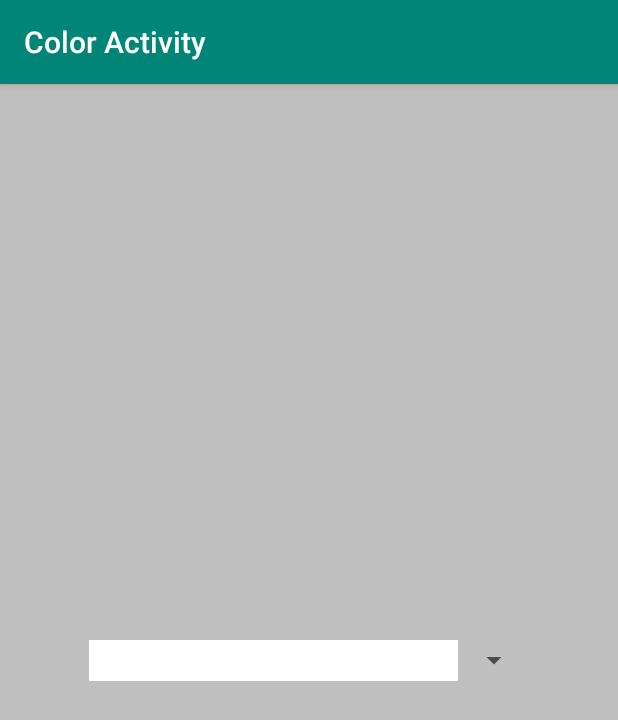
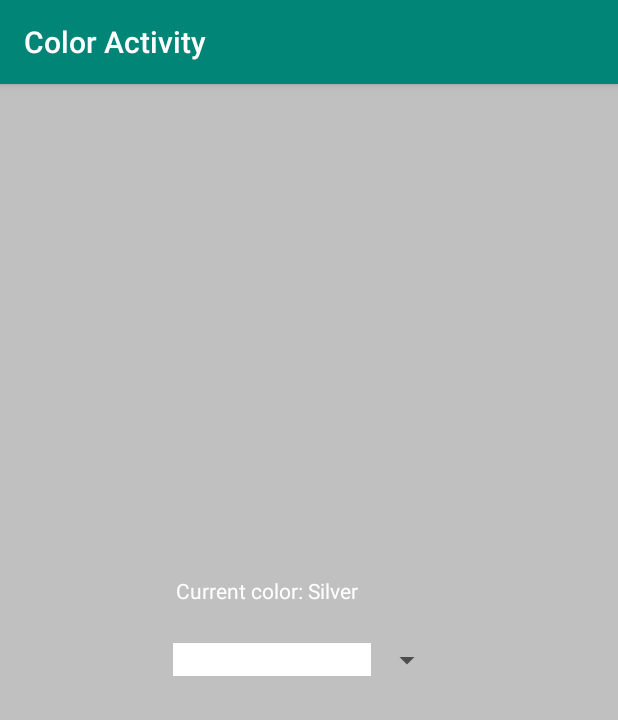
Before and after one commit to trushpatel97/ColorActivityPt4, an Android app: the screen it shows after launch (ColorActivity), on a phone screen of 412 x 824 dp. Shown: the top 720 px of the screen. Run offline under Robolectric (Android 15) with nearby library versions, the phone set to English and light mode, and no system bars.

Commit message:
Making final push. Was unable to get the text color name to show up so I just made a label that manually shows the color name

```diff
--- a/app/src/main/java/edu/temple/coloractivity/ColorActivity.java
+++ b/app/src/main/java/edu/temple/coloractivity/ColorActivity.java
@@ -13,6 +13,8 @@ import android.widget.AdapterView;
 import android.widget.ArrayAdapter;
 import android.widget.Spinner;
 import android.widget.TextView;
+
+import org.w3c.dom.Text;
 
 import java.util.ArrayList;
 
@@ -30,9 +32,10 @@ public class ColorActivity extends AppCompatActivity {
                 this, R.array.myColors, android.R.layout.simple_spinner_item);
         adapter.setDropDownViewResource(
                 android.R.layout.simple_spinner_dropdown_item);
+        ArrayAdapter<CharSequence> stringNames = ArrayAdapter.createFromResource(this,R.array.myStrings, android.R.layout.simple_spinner_item);
+        stringNames.setDropDownViewResource(android.R.layout.simple_spinner_dropdown_item);
         spinner.setAdapter(new ColorAdapter(this));
         newBackground = this.getWindow().getDecorView();
-
 
 
         spinner.setOnItemSelectedListener(new AdapterView.OnItemSelectedListener() {
@@ -45,36 +48,48 @@ public class ColorActivity extends AppCompatActivity {
                 {
                     colors.add(i);
                 }
+                view.setBackgroundResource(R.color.silver);
+                TextView selectedColor = findViewById(R.id.colorsName);
                 if(position == 0){
                     view.setBackgroundResource(R.color.white);
                     newBackground.setBackgroundResource(R.color.silver);
+                    selectedColor.setText("Current color: Silver");
                 }else if(position == 1){
                     view.setBackgroundResource(R.color.white);
                     newBackground.setBackgroundResource(R.color.pink);
+                    selectedColor.setText("Current color: Pink");
                 }else if(position == 2){
                     view.setBackgroundResource(R.color.white);
                     newBackground.setBackgroundResource(R.color.red);
+                    selectedColor.setText("Current color: Red");
                 }else if(position == 3){
                     view.setBackgroundResource(R.color.white);
                     newBackground.setBackgroundResource(R.color.orange);
+                    selectedColor.setText("Current color: Orange");
                 }else if(position == 4){
                     view.setBackgroundResource(R.color.white);
                     newBackground.setBackgroundResource(R.color.yellow);
+                    selectedColor.setText("Current color: Yellow");
                 }else if(position == 5){
                     view.setBackgroundResource(R.color.white);
                     newBackground.setBackgroundResource(R.color.green);
+                    selectedColor.setText("Current color: Green");
                 }else if(position == 6){
                     view.setBackgroundResource(R.color.white);
                     newBackground.setBackgroundResource(R.color.blue);
+                    selectedColor.setText("Current color: Blue");
                 }else if(position == 7){
                     view.setBackgroundResource(R.color.white);
                     newBackground.setBackgroundResource(R.color.indigo);
+                    selectedColor.setText("Current color: Indigo");
                 }else if(position == 8){
                     view.setBackgroundResource(R.color.white);
                     newBackground.setBackgroundResource(R.color.violet);
+                    selectedColor.setText("Current color: Violet");
                 }else if(position == 9){
                     view.setBackgroundResource(R.color.white);
                     newBackground.setBackgroundResource(R.color.brown);
+                    selectedColor.setText("Current color: Brown");
                 }
             }
 
--- a/app/src/main/java/edu/temple/coloractivity/ColorAdapter.java
+++ b/app/src/main/java/edu/temple/coloractivity/ColorAdapter.java
@@ -52,7 +52,6 @@ public class ColorAdapter extends BaseAdapter {
         convertView=inflater.inflate(android.R.layout.simple_spinner_dropdown_item, null);
         TextView txv=(TextView)convertView.findViewById(android.R.id.text1);
         txv.setBackgroundColor(colors.get(position));
-        txv.setTextSize(20f);
         txv.setText(getElementFromColors(position));
         return convertView;
     }
--- a/app/src/main/res/layout/activity_main.xml
+++ b/app/src/main/res/layout/activity_main.xml
@@ -6,28 +6,36 @@
     android:layout_height="match_parent"
     tools:context=".ColorActivity">
 
+
     <Spinner
         android:id="@+id/spinner"
-        android:layout_width="294dp"
-        android:layout_height="39dp"
+        android:layout_width="180dp"
+        android:layout_height="25dp"
+        android:entries="@array/myStrings"
+        android:popupBackground="#FFFFFF"
         android:textAlignment="center"
-        android:popupBackground="@color/white"
-        app:layout_constraintBottom_toBottomOf="parent"
-        app:layout_constraintEnd_toEndOf="parent"
-        app:layout_constraintStart_toStartOf="parent"
-        app:layout_constraintTop_toTopOf="parent" />;
-        android:layout_marginBottom="30dp"
-        android:layout_marginStart="10dp"
-        android:text="Hello World!
-        app:layout_constraintBottom_toBottomOf="
+        android:textSize="20dp"
+        android:textColor="#000000"
         app:layout_constraintBottom_toBottomOf="parent"
         app:layout_constraintEnd_toEndOf="parent"
         app:layout_constraintHorizontal_bias="0.497"
         app:layout_constraintStart_toStartOf="parent"
-        app:layout_constraintTop_toTopOf="parent"
-        app:layout_constraintVertical_bias="0.499" />"
-        app:layout_constraintLeft_toLeftOf="parent"
-        app:layout_constraintRight_toRightOf="parent"
         app:layout_constraintTop_toTopOf="parent" />
 
+    <TextView
+        android:id="@+id/colorsName"
+        android:layout_width="176dp"
+        android:layout_height="21dp"
+        android:layout_marginBottom="22dp"
+        android:text="TextView"
+        android:textAlignment="textStart"
+        android:textColor="@color/white"
+        app:layout_constraintBottom_toTopOf="@+id/spinner"
+        app:layout_constraintEnd_toEndOf="parent"
+        app:layout_constraintHorizontal_bias="0.497"
+        app:layout_constraintStart_toStartOf="parent"
+        app:layout_constraintTop_toTopOf="parent"
+        app:layout_constraintVertical_bias="1.0" />
+
+
 </androidx.constraintlayout.widget.ConstraintLayout>
--- a/app/src/main/res/values/colors.xml
+++ b/app/src/main/res/values/colors.xml
@@ -3,6 +3,7 @@
     <color name="colorPrimary">#008577</color>
     <color name="colorPrimaryDark">#00574B</color>
     <color name="colorAccent">#D81B60</color>
+
 
     <color name="silver" type="color">#c0c0c0</color>
     <color name="pink" type="color">#ffc0cb</color>
@@ -27,9 +28,7 @@
         <item>@color/violet</item>
         <item>@color/brown</item>
     </integer-array>
-    <integer-array name="whiteColor">
-        <item>@color/white</item>
-    </integer-array>
+
 
 
 </resources>
```
